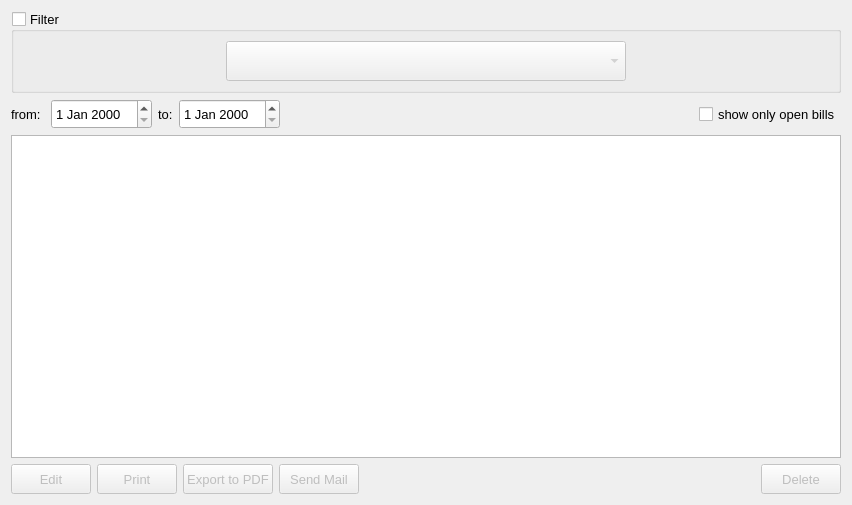
The window that ui/widgets/billwidget.ui (PhilippParis/BusinessManager) describes before a commit, drawn with Qt 5.
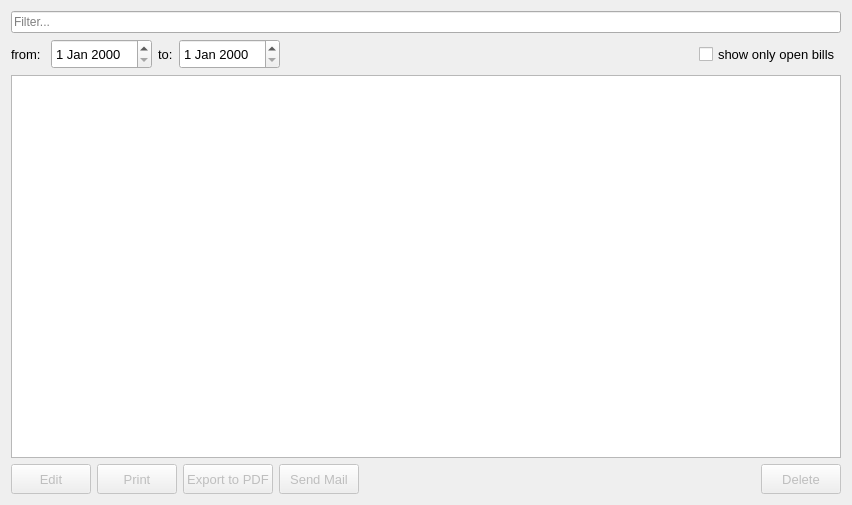
The same window after the commit. Icons and pictures are not drawn.

Commit message: billWidget: replaced filter DropDown with LineEdit

Diff of the .ui file:
```diff
--- a/ui/widgets/billwidget.ui
+++ b/ui/widgets/billwidget.ui
@@ -15,39 +15,10 @@
   </property>
   <layout class="QVBoxLayout" name="verticalLayout_2">
    <item>
-    <widget class="QGroupBox" name="gbFilter">
-     <property name="font">
-      <font>
-       <pointsize>10</pointsize>
-      </font>
+    <widget class="QLineEdit" name="leFilter">
+     <property name="placeholderText">
+      <string>Filter...</string>
      </property>
-     <property name="title">
-      <string>Filter</string>
-     </property>
-     <property name="checkable">
-      <bool>true</bool>
-     </property>
-     <property name="checked">
-      <bool>false</bool>
-     </property>
-     <layout class="QHBoxLayout" name="horizontalLayout_3">
-      <item>
-       <widget class="QComboBox" name="cbCustomers">
-        <property name="minimumSize">
-         <size>
-          <width>300</width>
-          <height>40</height>
-         </size>
-        </property>
-        <property name="maximumSize">
-         <size>
-          <width>400</width>
-          <height>16777215</height>
-         </size>
-        </property>
-       </widget>
-      </item>
-     </layout>
     </widget>
    </item>
    <item>
```
The commit also changes 4 other files.
